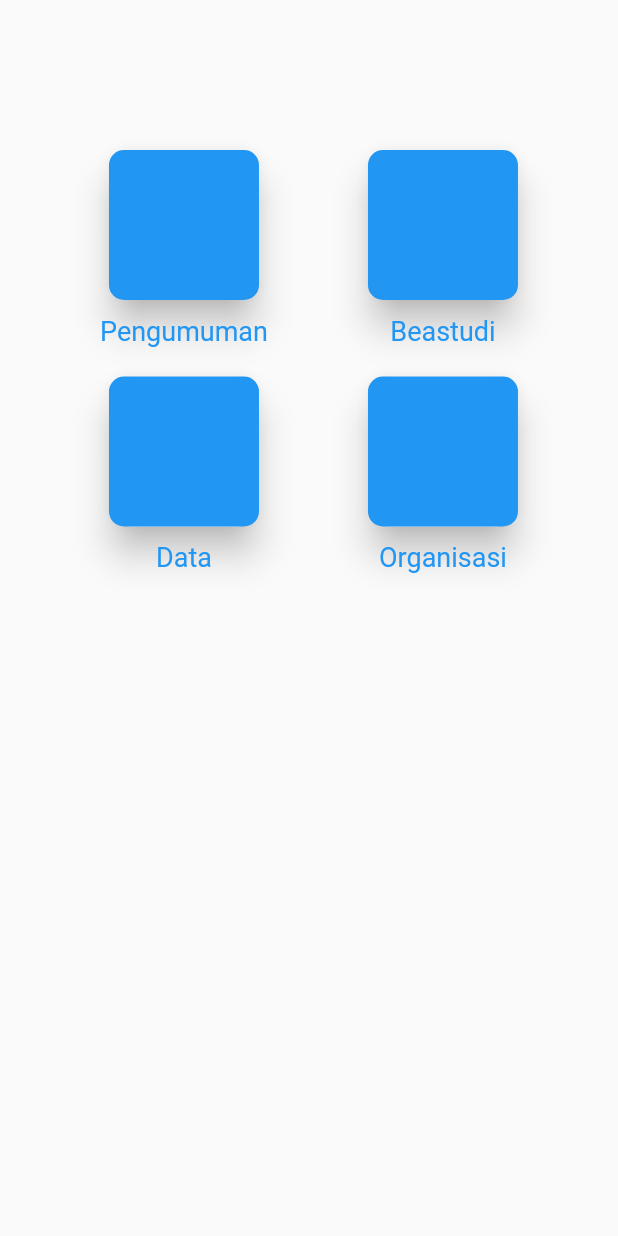
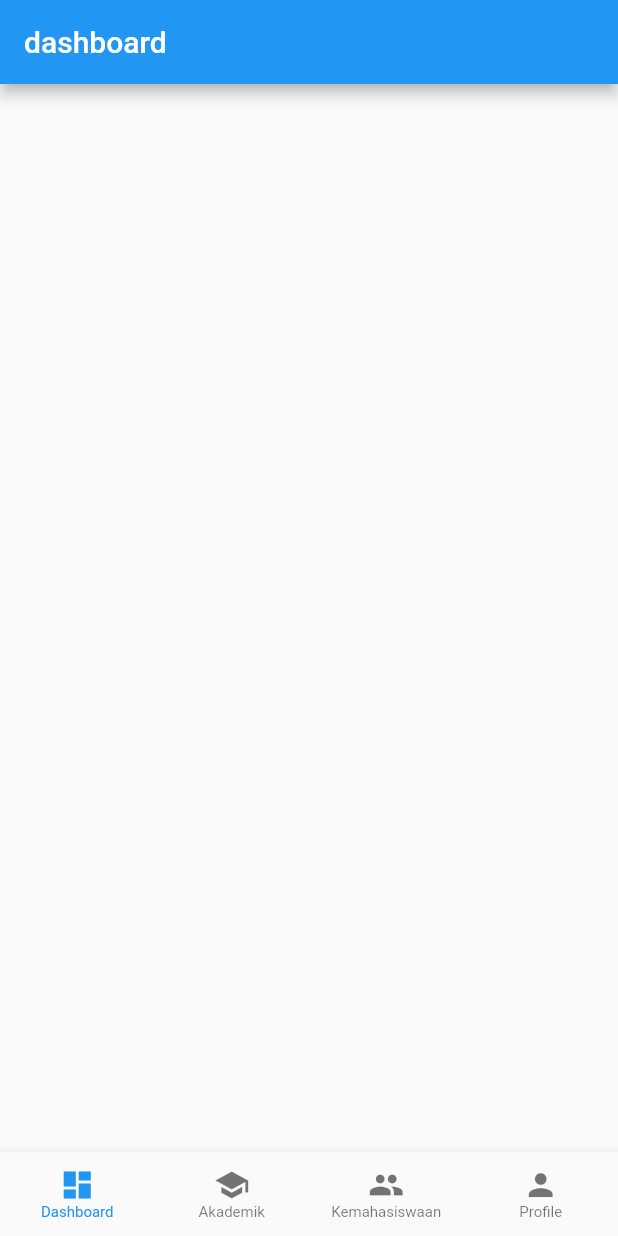
Before and after one commit to swtlbyz/kemahasiswaan_kelompok9, a Flutter app: the screen it shows after launch, on a phone screen of 412 x 824 dp. Run offline on Flutter 3.47's test engine with Material 2 defaults, Android fonts, the phone set to English and light mode, and no system bars.

Commit message:
Pull Request #2 Ikhsan to Bayu

```diff
--- a/lib/main.dart
+++ b/lib/main.dart
@@ -1,94 +1,20 @@
 import 'package:flutter/material.dart';
-import 'package:kemahasiswaan_kelompok9/view/linkbutton.dart';
+import 'package:kemahasiswaan_kelompok9/pages/home.dart';
 
 void main() {
   runApp(MyApp());
 }
 
-// test push
-//test lagiii
 class MyApp extends StatelessWidget {
   @override
   Widget build(BuildContext context) {
     return MaterialApp(
       debugShowCheckedModeBanner: false,
-      home: Scaffold(
-        body: Center(
-          child: Row(
-            mainAxisAlignment: MainAxisAlignment.spaceEvenly,
-            children: [
-              Padding(
-                padding: const EdgeInsets.only(top: 100.0),
-                child: Column(
-                  // mainAxisAlignment: MainAxisAlignment.center,
-                  children: [
-                    LinkButton(Colors.blue),
-                    Row(
-                      children: [
-                        Padding(
-                          padding:
-                              const EdgeInsets.only(top: 10.0, bottom: 20.0),
-                          child: Text(
-                            "Pengumuman",
-                            style: TextStyle(color: Colors.blue, fontSize: 18),
-                          ),
-                        ),
-                      ],
-                    ),
-                    LinkButton(Colors.blue),
-                    Row(
-                      children: [
-                        Padding(
-                          padding:
-                              const EdgeInsets.only(top: 10.0, bottom: 20.0),
-                          child: Text(
-                            "Data",
-                            style: TextStyle(color: Colors.blue, fontSize: 18),
-                          ),
-                        ),
-                      ],
-                    ),
-                  ],
-                ),
-              ),
-              Padding(
-                padding: const EdgeInsets.only(top: 100.0),
-                child: Column(
-                  // mainAxisAlignment: MainAxisAlignment.center,
-                  children: [
-                    LinkButton(Colors.blue),
-                    Row(
-                      children: [
-                        Padding(
-                          padding:
-                              const EdgeInsets.only(top: 10.0, bottom: 20.0),
-                          child: Text(
-                            "Beastudi",
-                            style: TextStyle(color: Colors.blue, fontSize: 18),
-                          ),
-                        ),
-                      ],
-                    ),
-                    LinkButton(Colors.blue),
-                    Row(
-                      children: [
-                        Padding(
-                          padding:
-                              const EdgeInsets.only(top: 10.0, bottom: 20.0),
-                          child: Text(
-                            "Organisasi",
-                            style: TextStyle(color: Colors.blue, fontSize: 18),
-                          ),
-                        ),
-                      ],
-                    ),
-                  ],
-                ),
-              ),
-            ],
-          ),
-        ),
+      title: 'flutter demo',
+      theme: ThemeData(
+        primarySwatch: Colors.blue,
       ),
+      home: Home(),
     );
   }
 }
--- /dev/null
+++ b/lib/pages/akademik.dart
@@ -0,0 +1,17 @@
+import 'package:flutter/material.dart';
+
+class Akademik extends StatefulWidget {
+  @override
+  _AkademikState createState() => _AkademikState();
+}
+
+class _AkademikState extends State<Akademik> {
+  @override
+  Widget build(BuildContext context) {
+    return Scaffold(
+      appBar: AppBar(
+        title: Text('akademik'),
+      ),
+    );
+  }
+}
--- /dev/null
+++ b/lib/pages/dashboard.dart
@@ -0,0 +1,17 @@
+import 'package:flutter/material.dart';
+
+class Dashboard extends StatefulWidget {
+  @override
+  _DashboardState createState() => _DashboardState();
+}
+
+class _DashboardState extends State<Dashboard> {
+  @override
+  Widget build(BuildContext context) {
+    return Scaffold(
+      appBar: AppBar(
+        title: Text('dashboard'),
+      ),
+    );
+  }
+}
--- /dev/null
+++ b/lib/pages/home.dart
@@ -0,0 +1,62 @@
+import 'package:flutter/material.dart';
+import 'package:kemahasiswaan_kelompok9/pages/akademik.dart';
+import 'package:kemahasiswaan_kelompok9/pages/dashboard.dart';
+import 'package:kemahasiswaan_kelompok9/pages/kemahasiswaan.dart';
+import 'package:kemahasiswaan_kelompok9/pages/profil.dart';
+
+class Home extends StatefulWidget {
+  @override
+  _HomeState createState() => _HomeState();
+}
+
+class _HomeState extends State<Home> {
+  int _currentIndex = 0;
+
+  final tabs = [
+    Center(child: Dashboard()),
+    Center(child: Akademik()),
+    Center(child: Kemahasiswaan()),
+    Center(child: Profil()),
+  ];
+
+  @override
+  Widget build(BuildContext context) {
+    return Scaffold(
+      // appBar: AppBar(
+      //   title: Text('bottom Home bar'),
+      // ),
+      body: tabs[_currentIndex],
+      bottomNavigationBar: BottomNavigationBar(
+        currentIndex: _currentIndex,
+        type: BottomNavigationBarType.fixed,
+        // backgroundColor: Colors.black,
+        // iconSize: 25,
+        selectedFontSize: 10,
+        unselectedFontSize: 10,
+        items: [
+          BottomNavigationBarItem(
+            icon: Icon(Icons.dashboard),
+            label: 'Dashboard',
+          ),
+          BottomNavigationBarItem(
+            icon: Icon(Icons.school),
+            label: 'Akademik',
+          ),
+          BottomNavigationBarItem(
+            icon: Icon(Icons.group),
+            label: 'Kemahasiswaan',
+          ),
+          BottomNavigationBarItem(
+            icon: Icon(Icons.person),
+            label: 'Profile',
+          ),
+        ],
+        onTap: (index) {
+          setState(() {
+            _currentIndex = index;
+          });
+        },
+      ),
+    );
+  }
+}
--- a/lib/view/linkbutton.dart
+++ /dev/null
@@ -1,45 +0,0 @@
-import 'package:flutter/material.dart';
-
-class LinkButton extends StatefulWidget {
-  final Color mainColor;
-
-  @override
-  _LinkButtonState createState() => _LinkButtonState(mainColor);
-  LinkButton(this.mainColor);
-}
-
-class _LinkButtonState extends State<LinkButton> {
-  Color mainColor;
-
-  _LinkButtonState(this.mainColor);
-
-  @override
-  Widget build(BuildContext context) {
-    return Material(
-      borderRadius: BorderRadius.circular(15),
-      elevation: 10,
-      child: Stack(
-        children: [
-          SizedBox(
-            width: 100,
-            height: 100,
-            child: Material(
-              borderRadius: BorderRadius.circular(10),
-              color: mainColor,
-            ),
-          ),
-          Container(
-            child: Row(
-              children: [
-                Text(
-                  "data",
-                  style: TextStyle(color: Colors.blue),
-                ),
-              ],
-            ),
-          ),
-        ],
-      ),
-    );
-  }
-}
--- a/pubspec.yaml
+++ b/pubspec.yaml
@@ -40,8 +40,8 @@ flutter:
   uses-material-design: true
 
   # To add assets to your application, add an assets section, like this:
-  assets:
-    - assets/images/
+  # assets:
+  # - assets/images/
   #   - images/a_dot_burr.jpeg
   #   - images/a_dot_ham.jpeg
   # An image asset can refer to one or more resolution-specific "variants", see
```
Also changed, not shown: lib/coba/homeOld1.dart (added, +177 -0 lines), lib/coba/homeOld2.dart (added, +78 -0 lines), lib/pages/kemahasiswaan.dart (added, +18 -0 lines), lib/pages/kemahasiswaan/linkbutton.dart (added, +186 -0 lines), lib/pages/kemahasiswaan/pengumuman.dart (added, +17 -0 lines), lib/pages/profil.dart (added, +17 -0 lines), assets/images/dashboard.svg (deleted), assets/images/vector (1).svg (deleted), assets/images/vector (2).svg (deleted), assets/images/vector (3).svg (deleted), 1 other file.
